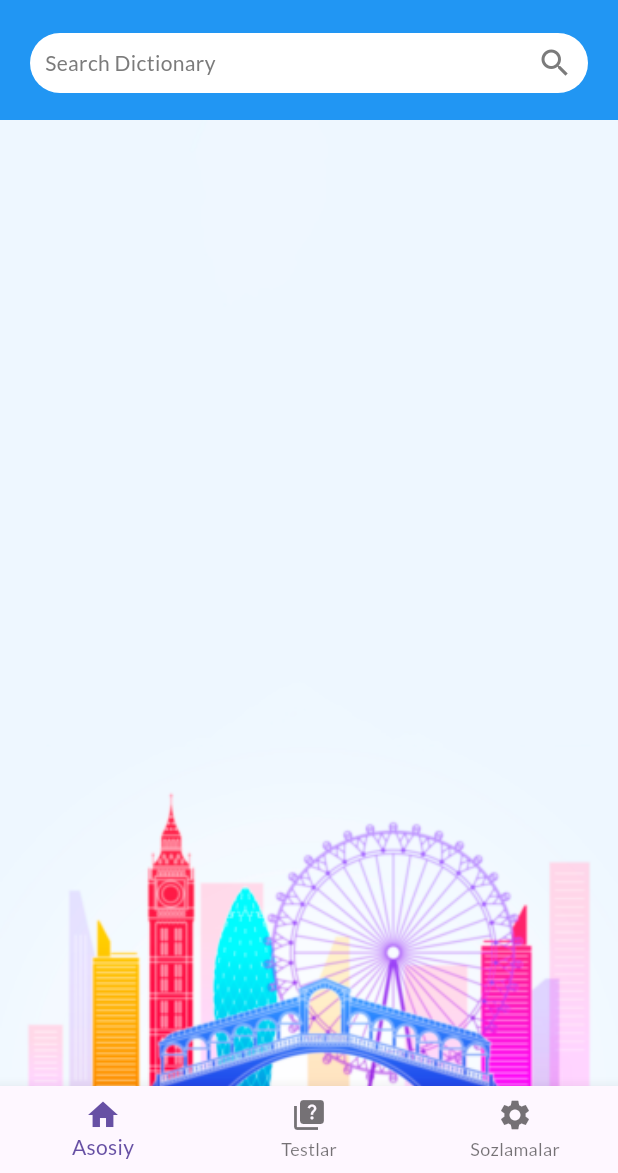
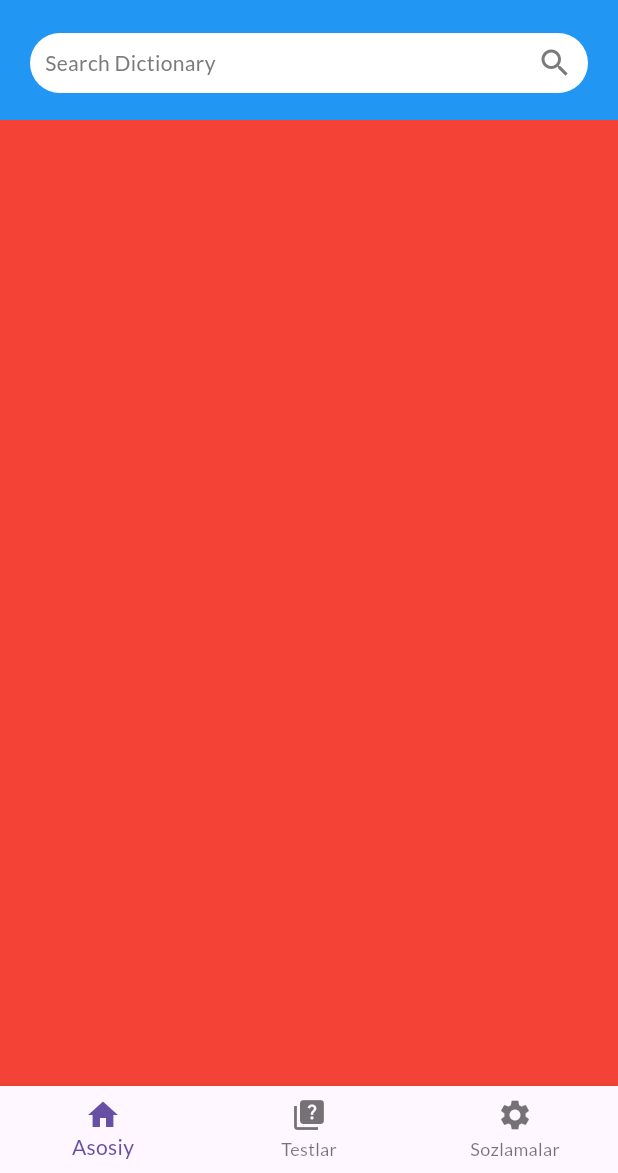
Before and after one commit to flutterwithmax/garbage, a Flutter app: the screen it shows after launch, on a phone screen of 412 x 824 dp, the part 63-1236 px from its top. Run offline on Flutter 3.47's test engine with Material 2 defaults, Android fonts, the light colour scheme and no system bars; our stand-ins replace google_fonts.

Commit message:
made it red

```diff
--- a/lib/screens/tabs.dart
+++ b/lib/screens/tabs.dart
@@ -36,12 +36,13 @@ class _TabsScreenState extends State<TabsScreen> {
       drawer: const MainDrawer(),
       bottomNavigationBar: bottomNavigationBar(),
       body: Container(
-        decoration: const BoxDecoration(
-          image: DecorationImage(
-            image: AssetImage('assets/images/bg.png'),
-            fit: BoxFit.cover,
-          ),
-        ),
+        color: Colors.red,
+        // decoration: const BoxDecoration(
+        //   // image: DecorationImage(
+        //   //   image: AssetImage('assets/images/bg.png'),
+        //   //   fit: BoxFit.cover,
+        //   // ),
+        // ),
         child: Column(
           children: const [
             SearchPanel(),
```
